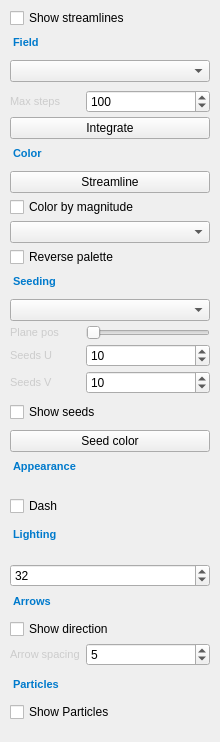
Before: the Qt Designer form src/ui/streamlines_page.ui in thermeng/SciRender, drawn with Qt 5.
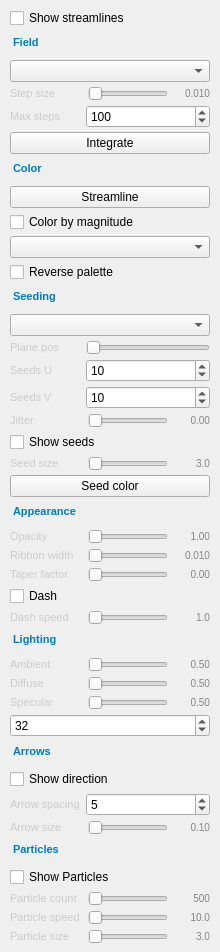
After: the same form once the commit is applied.

Commit message: Replace empty UI placeholders with real widget definitions

What changed in the file:
```diff
--- a/src/ui/streamlines_page.ui
+++ b/src/ui/streamlines_page.ui
@@ -47,7 +47,38 @@
     <widget class="QComboBox" name="streamlineCombo"/>
    </item>
    <item>
-    <widget class="QWidget" name="stepSizeRow" native="true"/>
+    <widget class="QWidget" name="stepSizeRow">
+     <layout class="QHBoxLayout" name="stepSizeLayout">
+      <property name="spacing"><number>6</number></property>
+      <property name="leftMargin"><number>0</number></property>
+      <property name="topMargin"><number>0</number></property>
+      <property name="rightMargin"><number>0</number></property>
+      <property name="bottomMargin"><number>0</number></property>
+      <item>
+       <widget class="QLabel" name="stepSizeLabel">
+        <property name="text"><string>Step size</string></property>
+        <property name="minimumSize"><size><width>72</width><height>0</height></size></property>
+        <property name="maximumSize"><size><width>72</width><height>16777215</height></size></property>
+        <property name="styleSheet"><string notr="true">font-size: 11px; color: #cccccc;</string></property>
+        <property name="alignment"><set>Qt::AlignLeft|Qt::AlignVCenter</set></property>
+       </widget>
+      </item>
+      <item>
+       <widget class="QSlider" name="stepSizeSlider">
+        <property name="orientation"><enum>Qt::Horizontal</enum></property>
+       </widget>
+      </item>
+      <item>
+       <widget class="QLabel" name="stepSizeValue">
+        <property name="text"><string>0.010</string></property>
+        <property name="minimumSize"><size><width>36</width><height>0</height></size></property>
+        <property name="maximumSize"><size><width>36</width><height>16777215</height></size></property>
+        <property name="styleSheet"><string notr="true">font-size: 10px; color: #858585;</string></property>
+        <property name="alignment"><set>Qt::AlignRight|Qt::AlignVCenter</set></property>
+       </widget>
+      </item>
+     </layout>
+    </widget>
    </item>
    <item>
     <layout class="QHBoxLayout" name="maxStepsRow">
@@ -281,7 +312,38 @@
     </layout>
    </item>
    <item>
-    <widget class="QWidget" name="jitterRow" native="true"/>
+    <widget class="QWidget" name="jitterRow">
+     <layout class="QHBoxLayout" name="jitterLayout">
+      <property name="spacing"><number>6</number></property>
+      <property name="leftMargin"><number>0</number></property>
+      <property name="topMargin"><number>0</number></property>
+      <property name="rightMargin"><number>0</number></property>
+      <property name="bottomMargin"><number>0</number></property>
+      <item>
+       <widget class="QLabel" name="jitterLabel">
+        <property name="text"><string>Jitter</string></property>
+        <property name="minimumSize"><size><width>72</width><height>0</height></size></property>
+        <property name="maximumSize"><size><width>72</width><height>16777215</height></size></property>
+        <property name="styleSheet"><string notr="true">font-size: 11px; color: #cccccc;</string></property>
+        <property name="alignment"><set>Qt::AlignLeft|Qt::AlignVCenter</set></property>
+       </widget>
+      </item>
+      <item>
+       <widget class="QSlider" name="jitterSlider">
+        <property name="orientation"><enum>Qt::Horizontal</enum></property>
+       </widget>
+      </item>
+      <item>
+       <widget class="QLabel" name="jitterValue">
+        <property name="text"><string>0.00</string></property>
+        <property name="minimumSize"><size><width>36</width><height>0</height></size></property>
+        <property name="maximumSize"><size><width>36</width><height>16777215</height></size></property>
+        <property name="styleSheet"><string notr="true">font-size: 10px; color: #858585;</string></property>
+        <property name="alignment"><set>Qt::AlignRight|Qt::AlignVCenter</set></property>
+       </widget>
+      </item>
+     </layout>
+    </widget>
    </item>
    <item>
     <widget class="QCheckBox" name="showSeedsCb">
@@ -291,7 +353,38 @@
     </widget>
    </item>
    <item>
-    <widget class="QWidget" name="seedSizeRow" native="true"/>
+    <widget class="QWidget" name="seedSizeRow">
+     <layout class="QHBoxLayout" name="seedSizeLayout">
+      <property name="spacing"><number>6</number></property>
+      <property name="leftMargin"><number>0</number></property>
+      <property name="topMargin"><number>0</number></property>
+      <property name="rightMargin"><number>0</number></property>
+      <property name="bottomMargin"><number>0</number></property>
+      <item>
+       <widget class="QLabel" name="seedSizeLabel">
+        <property name="text"><string>Seed size</string></property>
+        <property name="minimumSize"><size><width>72</width><height>0</height></size></property>
+        <property name="maximumSize"><size><width>72</width><height>16777215</height></size></property>
+        <property name="styleSheet"><string notr="true">font-size: 11px; color: #cccccc;</string></property>
+        <property name="alignment"><set>Qt::AlignLeft|Qt::AlignVCenter</set></property>
+       </widget>
+      </item>
+      <item>
+       <widget class="QSlider" name="seedSizeSlider">
+        <property name="orientation"><enum>Qt::Horizontal</enum></property>
+       </widget>
+      </item>
+      <item>
+       <widget class="QLabel" name="seedSizeValue">
+        <property name="text"><string>3.0</string></property>
+        <property name="minimumSize"><size><width>36</width><height>0</height></size></property>
+        <property name="maximumSize"><size><width>36</width><height>16777215</height></size></property>
+        <property name="styleSheet"><string notr="true">font-size: 10px; color: #858585;</string></property>
+        <property name="alignment"><set>Qt::AlignRight|Qt::AlignVCenter</set></property>
+       </widget>
+      </item>
+     </layout>
+    </widget>
    </item>
    <item>
     <widget class="QPushButton" name="seedColorBtn">
@@ -314,13 +407,106 @@
     </widget>
    </item>
    <item>
-    <widget class="QWidget" name="opacityRow" native="true"/>
+    <widget class="QWidget" name="opacityRow">
+     <layout class="QHBoxLayout" name="opacityLayout">
+      <property name="spacing"><number>6</number></property>
+      <property name="leftMargin"><number>0</number></property>
+      <property name="topMargin"><number>0</number></property>
+      <property name="rightMargin"><number>0</number></property>
+      <property name="bottomMargin"><number>0</number></property>
+      <item>
+       <widget class="QLabel" name="opacityLabel">
+        <property name="text"><string>Opacity</string></property>
+        <property name="minimumSize"><size><width>72</width><height>0</height></size></property>
+        <property name="maximumSize"><size><width>72</width><height>16777215</height></size></property>
+        <property name="styleSheet"><string notr="true">font-size: 11px; color: #cccccc;</string></property>
+        <property name="alignment"><set>Qt::AlignLeft|Qt::AlignVCenter</set></property>
+       </widget>
+      </item>
+      <item>
+       <widget class="QSlider" name="opacitySlider">
+        <property name="orientation"><enum>Qt::Horizontal</enum></property>
+       </widget>
+      </item>
+      <item>
+       <widget class="QLabel" name="opacityValue">
+        <property name="text"><string>1.00</string></property>
+        <property name="minimumSize"><size><width>36</width><height>0</height></size></property>
+        <property name="maximumSize"><size><width>36</width><height>16777215</height></size></property>
+        <property name="styleSheet"><string notr="true">font-size: 10px; color: #858585;</string></property>
+        <property name="alignment"><set>Qt::AlignRight|Qt::AlignVCenter</set></property>
+       </widget>
+      </item>
+     </layout>
+    </widget>
    </item>
    <item>
-    <widget class="QWidget" name="ribbonWidthRow" native="true"/>
+    <widget class="QWidget" name="ribbonWidthRow">
+     <layout class="QHBoxLayout" name="ribbonWidthLayout">
+      <property name="spacing"><number>6</number></property>
+      <property name="leftMargin"><number>0</number></property>
+      <property name="topMargin"><number>0</number></property>
+      <property name="rightMargin"><number>0</number></property>
+      <property name="bottomMargin"><number>0</number></property>
+      <item>
+       <widget class="QLabel" name="ribbonWidthLabel">
+        <property name="text"><string>Ribbon width</string></property>
+        <property name="minimumSize"><size><width>72</width><height>0</height></size></property>
+        <property name="maximumSize"><size><width>72</width><height>16777215</height></size></property>
+        <property name="styleSheet"><string notr="true">font-size: 11px; color: #cccccc;</string></property>
+        <property name="alignment"><set>Qt::AlignLeft|Qt::AlignVCenter</set></property>
+       </widget>
+      </item>
+      <item>
+       <widget class="QSlider" name="ribbonWidthSlider">
+        <property name="orientation"><enum>Qt::Horizontal</enum></property>
+       </widget>
+      </item>
+      <item>
+       <widget class="QLabel" name="ribbonWidthValue">
+        <property name="text"><string>0.010</string></property>
+        <property name="minimumSize"><size><width>36</width><height>0</height></size></property>
+        <property name="maximumSize"><size><width>36</width><height>16777215</height></size></property>
+        <property name="styleSheet"><string notr="true">font-size: 10px; color: #858585;</string></property>
+        <property name="alignment"><set>Qt::AlignRight|Qt::AlignVCenter</set></property>
+       </widget>
+      </item>
+     </layout>
+    </widget>
    </item>
    <item>
-    <widget class="QWidget" name="taperFactorRow" native="true"/>
+    <widget class="QWidget" name="taperFactorRow">
+     <layout class="QHBoxLayout" name="taperFactorLayout">
+      <property name="spacing"><number>6</number></property>
+      <property name="leftMargin"><number>0</number></property>
+      <property name="topMargin"><number>0</number></property>
+      <property name="rightMargin"><number>0</number></property>
+      <property name="bottomMargin"><number>0</number></property>
+      <item>
+       <widget class="QLabel" name="taperFactorLabel">
+        <property name="text"><string>Taper factor</string></property>
+        <property name="minimumSize"><size><width>72</width><height>0</height></size></property>
+        <property name="maximumSize"><size><width>72</width><height>16777215</height></size></property>
+        <property name="styleSheet"><string notr="true">font-size: 11px; color: #cccccc;</string></property>
+        <property name="alignment"><set>Qt::AlignLeft|Qt::AlignVCenter</set></property>
+       </widget>
+      </item>
+      <item>
+       <widget class="QSlider" name="taperFactorSlider">
+        <property name="orientation"><enum>Qt::Horizontal</enum></property>
+       </widget>
+      </item>
+      <item>
+       <widget class="QLabel" name="taperFactorValue">
+        <property name="text"><string>0.00</string></property>
+        <property name="minimumSize"><size><width>36</width><height>0</height></size></property>
+        <property name="maximumSize"><size><width>36</width><height>16777215</height></size></property>
+        <property name="styleSheet"><string notr="true">font-size: 10px; color: #858585;</string></property>
+        <property name="alignment"><set>Qt::AlignRight|Qt::AlignVCenter</set></property>
+       </widget>
+      </item>
+     </layout>
+    </widget>
    </item>
    <item>
     <widget class="QCheckBox" name="dashCb">
@@ -330,7 +516,38 @@
     </widget>
    </item>
    <item>
-    <widget class="QWidget" name="dashSpeedRow" native="true"/>
+    <widget class="QWidget" name="dashSpeedRow">
+     <layout class="QHBoxLayout" name="dashSpeedLayout">
+      <property name="spacing"><number>6</number></property>
+      <property name="leftMargin"><number>0</number></property>
+      <property name="topMargin"><number>0</number></property>
+      <property name="rightMargin"><number>0</number></property>
+      <property name="bottomMargin"><number>0</number></property>
+      <item>
+       <widget class="QLabel" name="dashSpeedLabel">
+        <property name="text"><string>Dash speed</string></property>
+        <property name="minimumSize"><size><width>72</width><height>0</height></size></property>
+        <property name="maximumSize"><size><width>72</width><height>16777215</height></size></property>
+        <property name="styleSheet"><string notr="true">font-size: 11px; color: #cccccc;</string></property>
+        <property name="alignment"><set>Qt::AlignLeft|Qt::AlignVCenter</set></property>
+       </widget>
+      </item>
+      <item>
+       <widget class="QSlider" name="dashSpeedSlider">
+        <property name="orientation"><enum>Qt::Horizontal</enum></property>
+       </widget>
+      </item>
+      <item>
+       <widget class="QLabel" name="dashSpeedValue">
+        <property name="text"><string>1.0</string></property>
+        <property name="minimumSize"><size><width>36</width><height>0</height></size></property>
+        <property name="maximumSize"><size><width>36</width><height>16777215</height></size></property>
+        <property name="styleSheet"><string notr="true">font-size: 10px; color: #858585;</string></property>
+        <property name="alignment"><set>Qt::AlignRight|Qt::AlignVCenter</set></property>
+       </widget>
+      </item>
+     </layout>
+    </widget>
    </item>
    <item>
     <widget class="QLabel" name="lightingHeader">
@@ -343,13 +560,106 @@
     </widget>
    </item>
    <item>
-    <widget class="QWidget" name="streamlineAmbientRow" native="true"/>
+    <widget class="QWidget" name="streamlineAmbientRow">
+     <layout class="QHBoxLayout" name="streamlineAmbientLayout">
+      <property name="spacing"><number>6</number></property>
+      <property name="leftMargin"><number>0</number></property>
+      <property name="topMargin"><number>0</number></property>
+      <property name="rightMargin"><number>0</number></property>
+      <property name="bottomMargin"><number>0</number></property>
+      <item>
+       <widget class="QLabel" name="streamlineAmbientLabel">
+        <property name="text"><string>Ambient</string></property>
+        <property name="minimumSize"><size><width>72</width><height>0</height></size></property>
+        <property name="maximumSize"><size><width>72</width><height>16777215</height></size></property>
+        <property name="styleSheet"><string notr="true">font-size: 11px; color: #cccccc;</string></property>
+        <property name="alignment"><set>Qt::AlignLeft|Qt::AlignVCenter</set></property>
+       </widget>
+      </item>
+      <item>
+       <widget class="QSlider" name="streamlineAmbientSlider">
+        <property name="orientation"><enum>Qt::Horizontal</enum></property>
+       </widget>
+      </item>
+      <item>
+       <widget class="QLabel" name="streamlineAmbientValue">
+        <property name="text"><string>0.50</string></property>
+        <property name="minimumSize"><size><width>36</width><height>0</height></size></property>
+        <property name="maximumSize"><size><width>36</width><height>16777215</height></size></property>
+        <property name="styleSheet"><string notr="true">font-size: 10px; color: #858585;</string></property>
+        <property name="alignment"><set>Qt::AlignRight|Qt::AlignVCenter</set></property>
+       </widget>
+      </item>
+     </layout>
+    </widget>
    </item>
    <item>
-    <widget class="QWidget" name="streamlineDiffuseRow" native="true"/>
+    <widget class="QWidget" name="streamlineDiffuseRow">
+     <layout class="QHBoxLayout" name="streamlineDiffuseLayout">
+      <property name="spacing"><number>6</number></property>
+      <property name="leftMargin"><number>0</number></property>
+      <property name="topMargin"><number>0</number></property>
+      <property name="rightMargin"><number>0</number></property>
+      <property name="bottomMargin"><number>0</number></property>
+      <item>
+       <widget class="QLabel" name="streamlineDiffuseLabel">
+        <property name="text"><string>Diffuse</string></property>
+        <property name="minimumSize"><size><width>72</width><height>0</height></size></property>
+        <property name="maximumSize"><size><width>72</width><height>16777215</height></size></property>
+        <property name="styleSheet"><string notr="true">font-size: 11px; color: #cccccc;</string></property>
+        <property name="alignment"><set>Qt::AlignLeft|Qt::AlignVCenter</set></property>
+       </widget>
+      </item>
+      <item>
+       <widget class="QSlider" name="streamlineDiffuseSlider">
+        <property name="orientation"><enum>Qt::Horizontal</enum></property>
+       </widget>
+      </item>
+      <item>
+       <widget class="QLabel" name="streamlineDiffuseValue">
+        <property name="text"><string>0.50</string></property>
+        <property name="minimumSize"><size><width>36</width><height>0</height></size></property>
+        <property name="maximumSize"><size><width>36</width><height>16777215</height></size></property>
+        <property name="styleSheet"><string notr="true">font-size: 10px; color: #858585;</string></property>
+        <property name="alignment"><set>Qt::AlignRight|Qt::AlignVCenter</set></property>
+       </widget>
+      </item>
+     </layout>
+    </widget>
    </item>
    <item>
-    <widget class="QWidget" name="streamlineSpecularRow" native="true"/>
+    <widget class="QWidget" name="streamlineSpecularRow">
+     <layout class="QHBoxLayout" name="streamlineSpecularLayout">
+      <property name="spacing"><number>6</number></property>
+      <property name="leftMargin"><number>0</number></property>
+      <property name="topMargin"><number>0</number></property>
+      <property name="rightMargin"><number>0</number></property>
+      <property name="bottomMargin"><number>0</number></property>
+      <item>
+       <widget class="QLabel" name="streamlineSpecularLabel">
+        <property name="text"><string>Specular</string></property>
+        <property name="minimumSize"><size><width>72</width><height>0</height></size></property>
+        <property name="maximumSize"><size><width>72</width><height>16777215</height></size></property>
+        <property name="styleSheet"><string notr="true">font-size: 11px; color: #cccccc;</string></property>
+        <property name="alignment"><set>Qt::AlignLeft|Qt::AlignVCenter</set></property>
+       </widget>
+      </item>
+      <item>
+       <widget class="QSlider" name="streamlineSpecularSlider">
+        <property name="orientation"><enum>Qt::Horizontal</enum></property>
+       </widget>
+      </item>
+      <item>
+       <widget class="QLabel" name="streamlineSpecularValue">
+        <property name="text"><string>0.50</string></property>
+        <property name="minimumSize"><size><width>36</width><height>0</height></size></property>
+        <property name="maximumSize"><size><width>36</width><height>16777215</height></size></property>
+        <property name="styleSheet"><string notr="true">font-size: 10px; color: #858585;</string></property>
+        <property name="alignment"><set>Qt::AlignRight|Qt::AlignVCenter</set></property>
+       </widget>
+      </item>
+     </layout>
+    </widget>
    </item>
    <item>
     <widget class="QSpinBox" name="specPowerSpin">
@@ -424,7 +734,38 @@
     </layout>
    </item>
    <item>
-    <widget class="QWidget" name="arrowSizeRow" native="true"/>
+    <widget class="QWidget" name="arrowSizeRow">
+     <layout class="QHBoxLayout" name="arrowSizeLayout">
+      <property name="spacing"><number>6</number></property>
+      <property name="leftMargin"><number>0</number></property>
+      <property name="topMargin"><number>0</number></property>
+      <property name="rightMargin"><number>0</number></property>
+      <property name="bottomMargin"><number>0</number></property>
+      <item>
+       <widget class="QLabel" name="arrowSizeLabel">
+        <property name="text"><string>Arrow size</string></property>
+        <property name="minimumSize"><size><width>72</width><height>0</height></size></property>
+        <property name="maximumSize"><size><width>72</width><height>16777215</height></size></property>
+        <property name="styleSheet"><string notr="true">font-size: 11px; color: #cccccc;</string></property>
+        <property name="alignment"><set>Qt::AlignLeft|Qt::AlignVCenter</set></property>
+       </widget>
+      </item>
+      <item>
+       <widget class="QSlider" name="arrowSizeSlider">
+        <property name="orientation"><enum>Qt::Horizontal</enum></property>
+       </widget>
+      </item>
+      <item>
+       <widget class="QLabel" name="arrowSizeValue">
+        <property name="text"><string>0.10</string></property>
+        <property name="minimumSize"><size><width>36</width><height>0</height></size></property>
+        <property name="maximumSize"><size><width>36</width><height>16777215</height></size></property>
+        <property name="styleSheet"><string notr="true">font-size: 10px; color: #858585;</string></property>
+        <property name="alignment"><set>Qt::AlignRight|Qt::AlignVCenter</set></property>
+       </widget>
+      </item>
+     </layout>
+    </widget>
    </item>
    <item>
     <widget class="QLabel" name="particlesHeader">
@@ -444,13 +785,106 @@
     </widget>
    </item>
    <item>
-    <widget class="QWidget" name="particleCountRow" native="true"/>
+    <widget class="QWidget" name="particleCountRow">
+     <layout class="QHBoxLayout" name="particleCountLayout">
+      <property name="spacing"><number>6</number></property>
+      <property name="leftMargin"><number>0</number></property>
+      <property name="topMargin"><number>0</number></property>
+      <property name="rightMargin"><number>0</number></property>
+      <property name="bottomMargin"><number>0</number></property>
+      <item>
+       <widget class="QLabel" name="particleCountLabel">
+        <property name="text"><string>Particle count</string></property>
+        <property name="minimumSize"><size><width>72</width><height>0</height></size></property>
+        <property name="maximumSize"><size><width>72</width><height>16777215</height></size></property>
+        <property name="styleSheet"><string notr="true">font-size: 11px; color: #cccccc;</string></property>
+        <property name="alignment"><set>Qt::AlignLeft|Qt::AlignVCenter</set></property>
+       </widget>
+      </item>
+      <item>
+       <widget class="QSlider" name="particleCountSlider">
+        <property name="orientation"><enum>Qt::Horizontal</enum></property>
+       </widget>
+      </item>
+      <item>
+       <widget class="QLabel" name="particleCountValue">
+        <property name="text"><string>500</string></property>
+        <property name="minimumSize"><size><width>36</width><height>0</height></size></property>
+        <property name="maximumSize"><size><width>36</width><height>16777215</height></size></property>
+        <property name="styleSheet"><string notr="true">font-size: 10px; color: #858585;</string></property>
+        <property name="alignment"><set>Qt::AlignRight|Qt::AlignVCenter</set></property>
+       </widget>
+      </item>
+     </layout>
+    </widget>
    </item>
    <item>
-    <widget class="QWidget" name="particleSpeedRow" native="true"/>
+    <widget class="QWidget" name="particleSpeedRow">
+     <layout class="QHBoxLayout" name="particleSpeedLayout">
+      <property name="spacing"><number>6</number></property>
+      <property name="leftMargin"><number>0</number></property>
+      <property name="topMargin"><number>0</number></property>
+      <property name="rightMargin"><number>0</number></property>
+      <property name="bottomMargin"><number>0</number></property>
+      <item>
+       <widget class="QLabel" name="particleSpeedLabel">
+        <property name="text"><string>Particle speed</string></property>
+        <property name="minimumSize"><size><width>72</width><height>0</height></size></property>
+        <property name="maximumSize"><size><width>72</width><height>16777215</height></size></property>
+        <property name="styleSheet"><string notr="true">font-size: 11px; color: #cccccc;</string></property>
+        <property name="alignment"><set>Qt::AlignLeft|Qt::AlignVCenter</set></property>
+       </widget>
+      </item>
+      <item>
+       <widget class="QSlider" name="particleSpeedSlider">
+        <property name="orientation"><enum>Qt::Horizontal</enum></property>
+       </widget>
+      </item>
+      <item>
+       <widget class="QLabel" name="particleSpeedValue">
+        <property name="text"><string>10.0</string></property>
+        <property name="minimumSize"><size><width>36</width><height>0</height></size></property>
+        <property name="maximumSize"><size><width>36</width><height>16777215</height></size></property>
+        <property name="styleSheet"><string notr="true">font-size: 10px; color: #858585;</string></property>
+        <property name="alignment"><set>Qt::AlignRight|Qt::AlignVCenter</set></property>
+       </widget>
+      </item>
+     </layout>
+    </widget>
    </item>
    <item>
-    <widget class="QWidget" name="particleSizeRow" native="true"/>
+    <widget class="QWidget" name="particleSizeRow">
+     <layout class="QHBoxLayout" name="particleSizeLayout">
+      <property name="spacing"><number>6</number></property>
+      <property name="leftMargin"><number>0</number></property>
+      <property name="topMargin"><number>0</number></property>
+      <property name="rightMargin"><number>0</number></property>
+      <property name="bottomMargin"><number>0</number></property>
+      <item>
+       <widget class="QLabel" name="particleSizeLabel">
+        <property name="text"><string>Particle size</string></property>
+        <property name="minimumSize"><size><width>72</width><height>0</height></size></property>
+        <property name="maximumSize"><size><width>72</width><height>16777215</height></size></property>
+        <property name="styleSheet"><string notr="true">font-size: 11px; color: #cccccc;</string></property>
+        <property name="alignment"><set>Qt::AlignLeft|Qt::AlignVCenter</set></property>
+       </widget>
+      </item>
+      <item>
+       <widget class="QSlider" name="particleSizeSlider">
+        <property name="orientation"><enum>Qt::Horizontal</enum></property>
+       </widget>
+      </item>
+      <item>
+       <widget class="QLabel" name="particleSizeValue">
+        <property name="text"><string>3.0</string></property>
+        <property name="minimumSize"><size><width>36</width><height>0</height></size></property>
+        <property name="maximumSize"><size><width>36</width><height>16777215</height></size></property>
+        <property name="styleSheet"><string notr="true">font-size: 10px; color: #858585;</string></property>
+        <property name="alignment"><set>Qt::AlignRight|Qt::AlignVCenter</set></property>
+       </widget>
+      </item>
+     </layout>
+    </widget>
    </item>
   </layout>
  </widget>
```
The commit also changes 6 other files.
